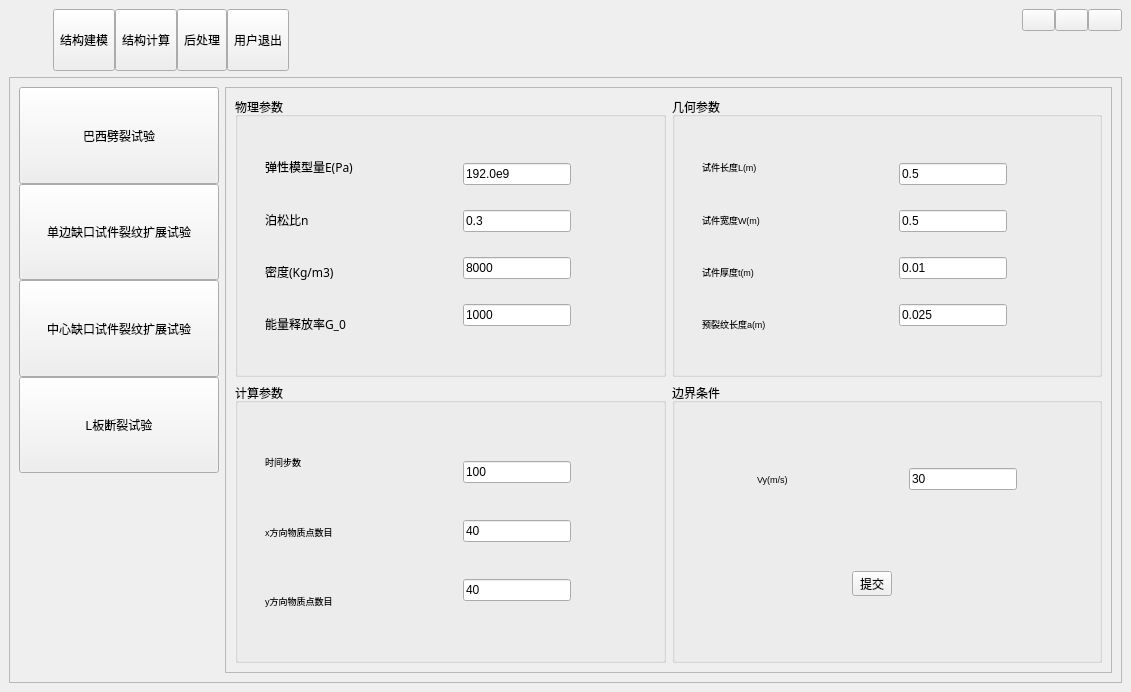
Qt form qwcalsoftware.ui (ruri666/CDUCT) before a commit.
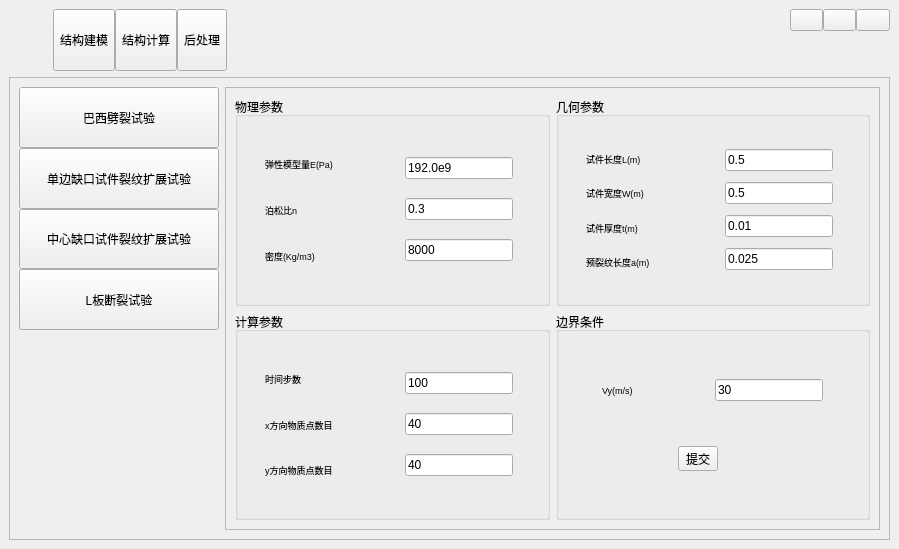
The same form after that commit. The open tabs and pages were chosen to show the change. Icons and pictures are not drawn.

Patch:
```diff
--- a/qwcalsoftware.ui
+++ b/qwcalsoftware.ui
@@ -6,8 +6,8 @@
    <rect>
     <x>0</x>
     <y>0</y>
-    <width>1131</width>
-    <height>692</height>
+    <width>899</width>
+    <height>549</height>
    </rect>
   </property>
   <property name="windowTitle">
@@ -143,26 +143,6 @@
             </property>
            </widget>
           </item>
-          <item>
-           <widget class="QToolButton" name="toolButton">
-            <property name="sizePolicy">
-             <sizepolicy hsizetype="Fixed" vsizetype="Expanding">
-              <horstretch>0</horstretch>
-              <verstretch>0</verstretch>
-             </sizepolicy>
-            </property>
-            <property name="text">
-             <string>用户退出</string>
-            </property>
-            <property name="icon">
-             <iconset resource="src.qrc">
-              <normaloff>:/imgs/imgs/stop.png</normaloff>:/imgs/imgs/stop.png</iconset>
-            </property>
-            <property name="toolButtonStyle">
-             <enum>Qt::ToolButtonTextUnderIcon</enum>
-            </property>
-           </widget>
-          </item>
          </layout>
         </widget>
        </item>
@@ -914,6 +894,12 @@
                          <verstretch>0</verstretch>
                         </sizepolicy>
                        </property>
+                       <property name="font">
+                        <font>
+                         <family>Microsoft YaHei UI</family>
+                         <pointsize>7</pointsize>
+                        </font>
+                       </property>
                        <property name="text">
                         <string>弹性模型量E(Pa)</string>
                        </property>
@@ -929,7 +915,8 @@
                        </property>
                        <property name="font">
                         <font>
-                         <family>华文中宋</family>
+                         <family>Microsoft YaHei UI</family>
+                         <pointsize>7</pointsize>
                         </font>
                        </property>
                        <property name="text">
@@ -945,24 +932,17 @@
                          <verstretch>0</verstretch>
                         </sizepolicy>
                        </property>
+                       <property name="font">
+                        <font>
+                         <family>Microsoft YaHei UI</family>
+                         <pointsize>7</pointsize>
+                        </font>
+                       </property>
                        <property name="text">
                         <string>密度(Kg/m3)</string>
                        </property>
                       </widget>
                      </item>
-                     <item>
-                      <widget class="QLabel" name="lab2_12">
-                       <property name="sizePolicy">
-                        <sizepolicy hsizetype="Fixed" vsizetype="Preferred">
-                         <horstretch>0</horstretch>
-                         <verstretch>0</verstretch>
-                        </sizepolicy>
-                       </property>
-                       <property name="text">
-                        <string>能量释放率G_0</string>
-                       </property>
-                      </widget>
-                     </item>
                     </layout>
                    </widget>
                   </item>
@@ -1008,19 +988,6 @@
                        </property>
                       </widget>
                      </item>
-                     <item>
-                      <widget class="QLineEdit" name="txt2_12">
-                       <property name="sizePolicy">
-                        <sizepolicy hsizetype="Fixed" vsizetype="Fixed">
-                         <horstretch>0</horstretch>
-                         <verstretch>0</verstretch>
-                        </sizepolicy>
-                       </property>
-                       <property name="text">
-                        <string>1000</string>
-                       </property>
-                      </widget>
-                     </item>
                     </layout>
                    </widget>
                   </item>
```
Left out of the diff: 87 changed lines with no effect on the pictures.
